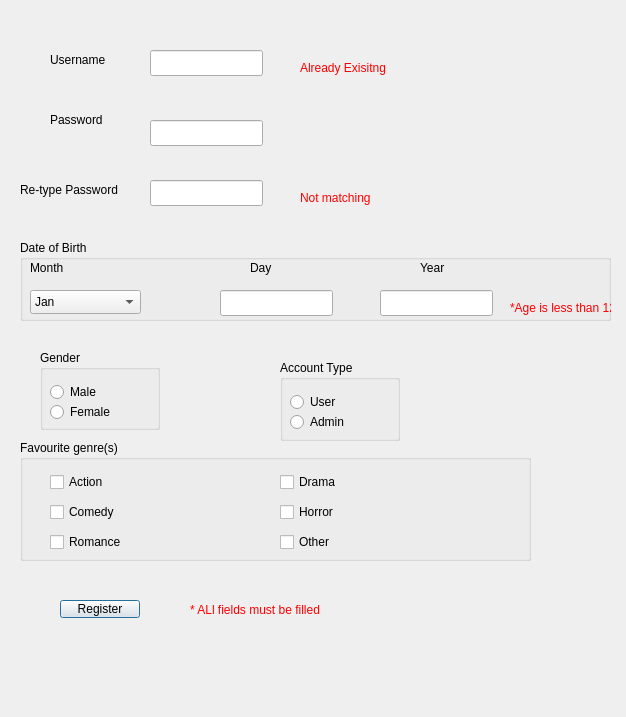
Old version of the form registerwindow.ui in the repository FaridaHisham/QT_Assignment-1.
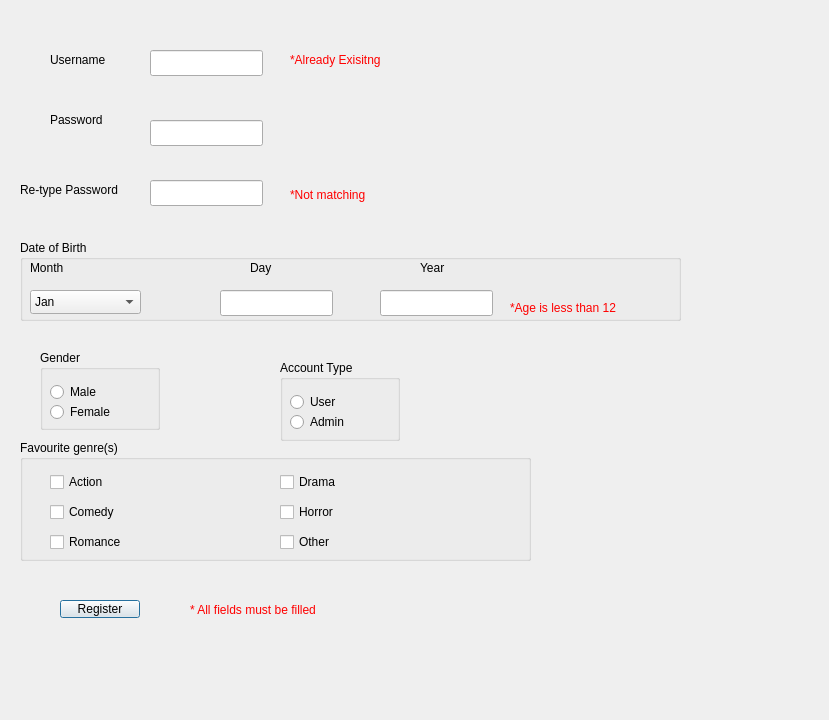
New version of the form.

The edit to the form file:
```diff
--- a/registerwindow.ui
+++ b/registerwindow.ui
@@ -6,8 +6,8 @@
    <rect>
     <x>0</x>
     <y>0</y>
-    <width>626</width>
-    <height>717</height>
+    <width>829</width>
+    <height>720</height>
    </rect>
   </property>
   <property name="windowTitle">
@@ -262,7 +262,7 @@
     <rect>
      <x>20</x>
      <y>240</y>
-     <width>591</width>
+     <width>661</width>
      <height>81</height>
     </rect>
    </property>
@@ -408,7 +408,7 @@
      <rect>
       <x>490</x>
       <y>60</y>
-      <width>111</width>
+      <width>161</width>
       <height>16</height>
      </rect>
     </property>
@@ -427,14 +427,14 @@
   <widget class="QLabel" name="label_Repassword">
    <property name="geometry">
     <rect>
-     <x>300</x>
-     <y>190</y>
-     <width>71</width>
-     <height>16</height>
+     <x>290</x>
+     <y>180</y>
+     <width>171</width>
+     <height>31</height>
     </rect>
    </property>
    <property name="text">
-    <string>&lt;html&gt;&lt;head/&gt;&lt;body&gt;&lt;p&gt;&lt;span style=&quot; color:#ff0000;&quot;&gt;Not matching&lt;/span&gt;&lt;/p&gt;&lt;/body&gt;&lt;/html&gt;</string>
+    <string>&lt;html&gt;&lt;head/&gt;&lt;body&gt;&lt;p&gt;&lt;span style=&quot; color:#ff0000;&quot;&gt;*Not matching&lt;/span&gt;&lt;/p&gt;&lt;/body&gt;&lt;/html&gt;</string>
    </property>
   </widget>
   <widget class="QPushButton" name="pushButton">
@@ -453,14 +453,14 @@
   <widget class="QLabel" name="label_errorusername">
    <property name="geometry">
     <rect>
-     <x>300</x>
-     <y>60</y>
-     <width>101</width>
-     <height>16</height>
+     <x>290</x>
+     <y>50</y>
+     <width>191</width>
+     <height>21</height>
     </rect>
    </property>
    <property name="text">
-    <string>&lt;html&gt;&lt;head/&gt;&lt;body&gt;&lt;p&gt;&lt;span style=&quot; color:#ff0000;&quot;&gt;Already Exisitng&lt;/span&gt;&lt;/p&gt;&lt;/body&gt;&lt;/html&gt;</string>
+    <string>&lt;html&gt;&lt;head/&gt;&lt;body&gt;&lt;p&gt;&lt;span style=&quot; color:#ff0000;&quot;&gt;*Already Exisitng&lt;/span&gt;&lt;/p&gt;&lt;/body&gt;&lt;/html&gt;</string>
    </property>
   </widget>
   <widget class="QLabel" name="label_register">
@@ -468,12 +468,12 @@
     <rect>
      <x>190</x>
      <y>600</y>
-     <width>161</width>
+     <width>351</width>
      <height>21</height>
     </rect>
    </property>
    <property name="text">
-    <string>&lt;html&gt;&lt;head/&gt;&lt;body&gt;&lt;p&gt;&lt;span style=&quot; color:#ff0000;&quot;&gt;* ALl fields must be filled &lt;/span&gt;&lt;/p&gt;&lt;/body&gt;&lt;/html&gt;</string>
+    <string>&lt;html&gt;&lt;head/&gt;&lt;body&gt;&lt;p&gt;&lt;span style=&quot; color:#ff0000;&quot;&gt;* All fields must be filled &lt;/span&gt;&lt;/p&gt;&lt;/body&gt;&lt;/html&gt;</string>
    </property>
   </widget>
  </widget>
```
